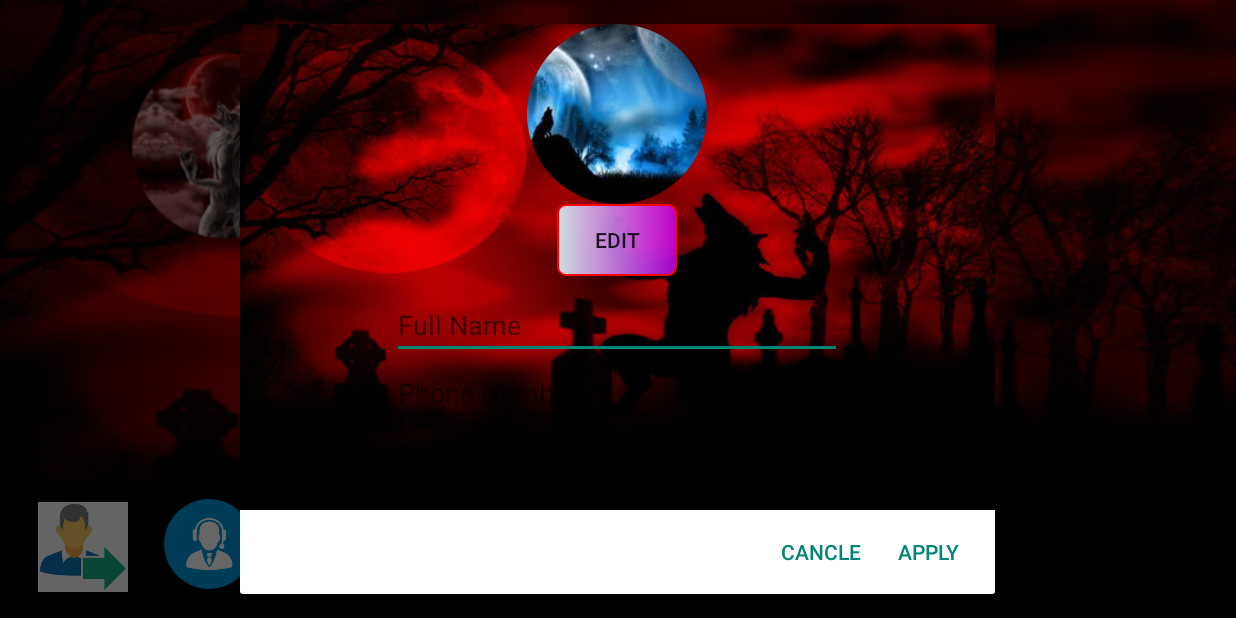
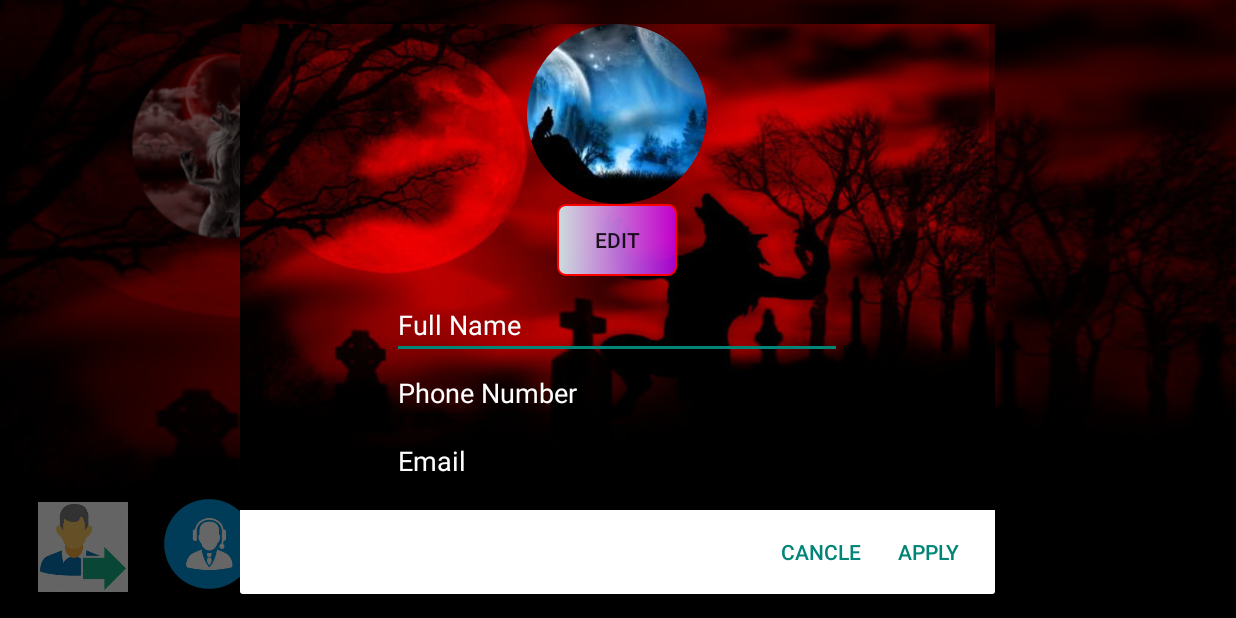
Before and after one commit to tanphu28/GameMasoi, an Android app: the UserActivity screen opened directly, with no data from a screen before it, after a tap on "EDIT", on a phone screen of 824 x 412 dp (held sideways). Run offline under Robolectric (Android 15) with nearby library versions, the phone set to English and light mode, and no system bars; our stand-ins replace CircleImageView, Firebase (no records; nobody signed in at launch, a user with empty details on screens opened directly); libraries missing offline, so code that uses them is left out: com.facebook, com.facebook.login, com.github.nkzawa.socketio; 15 statements that could not run were skipped.

Commit message:
update ui

```diff
--- a/CLIENT/app/src/main/res/layout/dialog_changepass.xml
+++ b/CLIENT/app/src/main/res/layout/dialog_changepass.xml
@@ -17,6 +17,7 @@
         android:layout_height="50dp"
         android:hint="Pass new"
         android:id="@+id/edtPassNew"
+        android:textColor="#fff"
         android:inputType="textPassword"
         android:background="@drawable/edittext"
         />
@@ -24,6 +25,7 @@
         android:layout_width="200dp"
         android:layout_height="50dp"
         android:hint="OTP"
+        android:textColor="#ffff"
         android:id="@+id/edtOTP"
         android:background="@drawable/edittext"
         />
--- a/CLIENT/app/src/main/res/layout/dialog_createroom.xml
+++ b/CLIENT/app/src/main/res/layout/dialog_createroom.xml
@@ -25,7 +25,7 @@
             android:id="@+id/sltCuoc"
             android:layout_width="wrap_content"
             android:layout_height="wrap_content"
-            android:textColor="#FFF"
+            android:textColor="#FFFF"
             />
     </LinearLayout>
     <EditText
--- a/CLIENT/app/src/main/res/layout/dialog_fogotpass.xml
+++ b/CLIENT/app/src/main/res/layout/dialog_fogotpass.xml
@@ -12,6 +12,7 @@
         android:hint="Username"
         android:background="@drawable/edittext"
         android:id="@+id/edtUserid"
+        android:textColor="#ffff"
         />
     <LinearLayout
         android:layout_marginTop="10dp"
--- a/CLIENT/app/src/main/res/layout/dialog_userinfo.xml
+++ b/CLIENT/app/src/main/res/layout/dialog_userinfo.xml
@@ -31,6 +31,8 @@
                 android:layout_marginBottom="10dp"
                 />
             <EditText
+                android:textColor="#ffff"
+                android:textColorHint="#fff"
                 android:layout_width="300dp"
                 android:layout_height="wrap_content"
                 android:id="@+id/edtFullName"
@@ -41,6 +43,7 @@
                 android:layout_width="300dp"
                 android:layout_height="wrap_content"
                 android:id="@+id/edtPhone"
+                android:textColorHint="#fff"
                 android:hint="@string/hintPhone"
                 />
             <EditText
@@ -48,12 +51,14 @@
                 android:layout_height="wrap_content"
                 android:id="@+id/edtEmail"
                 android:hint="@string/hintEmail"
+                android:textColorHint="#fff"
                 />
 
             <EditText
                 android:id="@+id/edtaddress"
                 android:layout_width="300dp"
                 android:layout_height="wrap_content"
+                android:textColorHint="#fff"
                 android:hint="@string/hintAddress" />
             <LinearLayout
                 android:layout_width="300dp"
@@ -65,6 +70,7 @@
                     android:layout_height="wrap_content"
                     android:hint="@string/cdd"
                     android:enabled="false"
+                    android:textColorHint="#fff"
                     android:inputType="none" />
 
                 <Button
```
Also changed, not shown: CLIENT/app/src/main/res/layout/activity_host.xml (+7 -2 lines), CLIENT/app/src/main/res/layout/layout_dialog_user.xml (+8 -10 lines).
